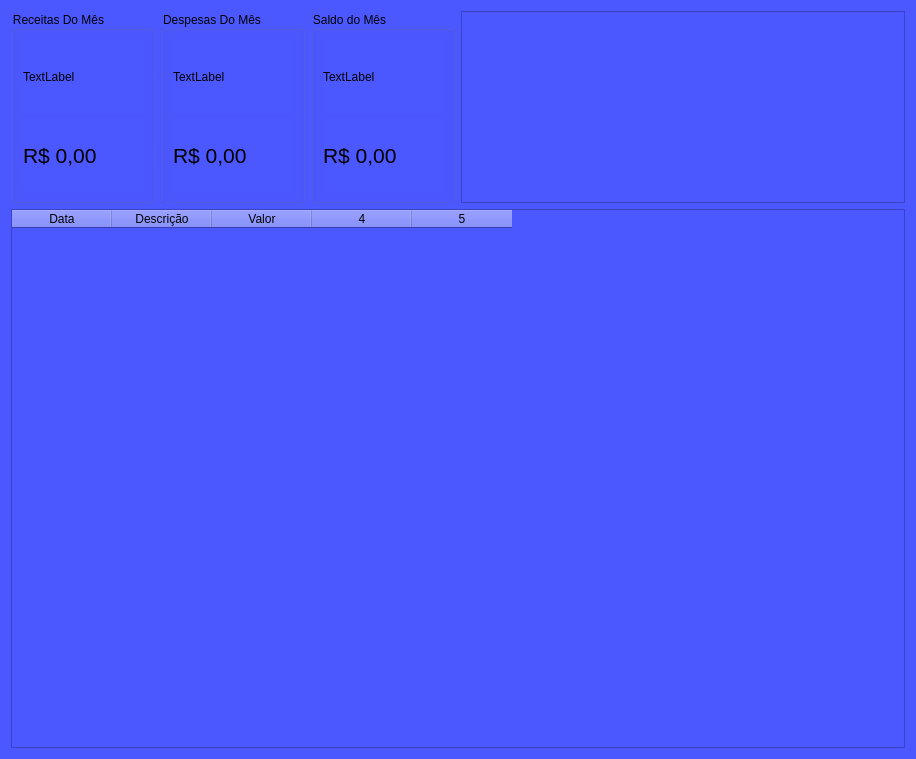
Above: MeuCentavoApp/Designer/FormsDashboard/DashboardPages/pageHome.ui from bee0ne1/MeuCentavo before the change. Below: the same form after it.
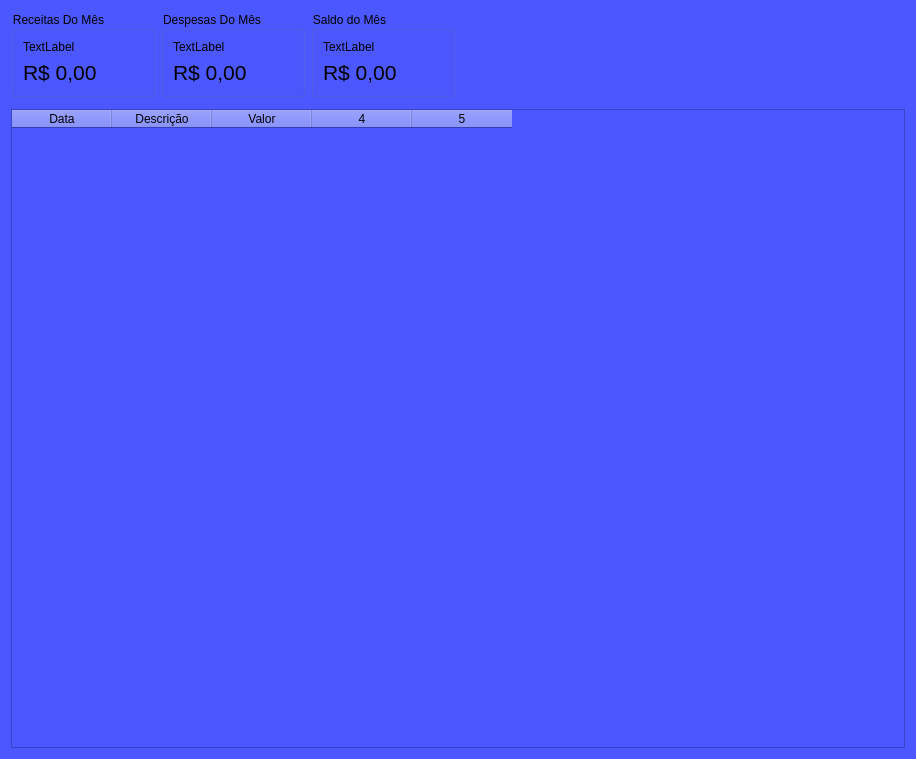
That is the form after the change. Custom widgets are drawn as their Qt base class.

```diff
--- a/MeuCentavoApp/Designer/FormsDashboard/DashboardPages/pageHome.ui
+++ b/MeuCentavoApp/Designer/FormsDashboard/DashboardPages/pageHome.ui
@@ -113,9 +113,6 @@
        </item>
       </layout>
      </item>
-     <item row="0" column="1">
-      <widget class="QChartView" name="graficoGastos"/>
-     </item>
      <item row="2" column="0" colspan="2">
       <widget class="QTableWidget" name="tabelaLancamentosRecentes">
        <property name="columnCount">
@@ -140,17 +137,13 @@
        <column/>
       </widget>
      </item>
+     <item row="0" column="1" rowspan="2">
+      <layout class="QVBoxLayout" name="layoutGraficoResumo"/>
+     </item>
     </layout>
    </item>
   </layout>
  </widget>
- <customwidgets>
-  <customwidget>
-   <class>QChartView</class>
-   <extends>QGraphicsView</extends>
-   <header>QtCharts</header>
-  </customwidget>
- </customwidgets>
  <resources/>
  <connections/>
 </ui>
```
Left out of the diff: 2 changed lines with no effect on the pictures.
